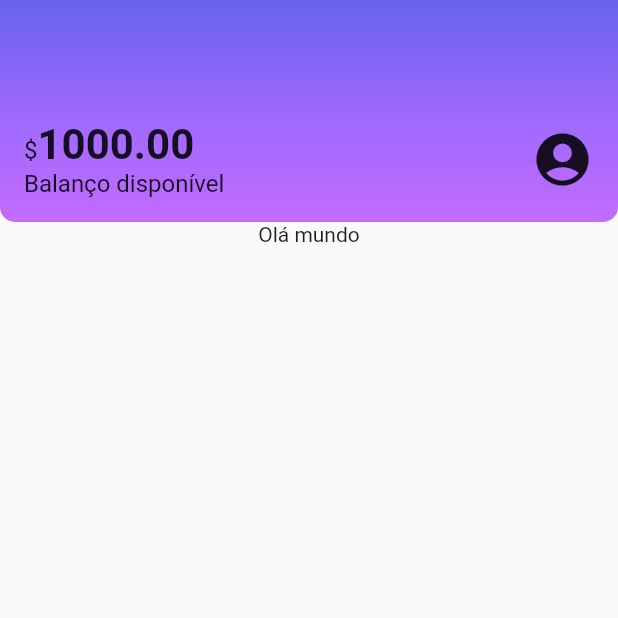
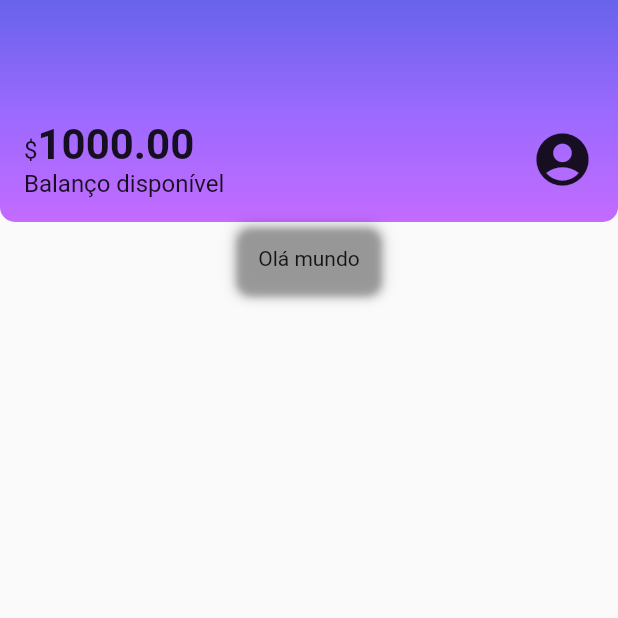
Before and after one commit to alura-cursos/curso_estilizacao, a Flutter app: the screen it shows after launch, on a phone screen of 412 x 824 dp, the top half of it. Run offline on Flutter 3.47's test engine with Material 2 defaults, Android fonts, the light colour scheme and no system bars.

Commit message:
vídeo 3.3

```diff
--- a/lib/components/box_card.dart
+++ b/lib/components/box_card.dart
@@ -7,6 +7,11 @@ const BoxCard({ Key? key, required this.boxContent }) : super(key: key);
   @override
   Widget build(BuildContext context){
     return Container(
+      padding: const EdgeInsets.all(16),
+      decoration: BoxDecoration(
+        boxShadow: kElevationToShadow[3],
+        borderRadius: BorderRadius.circular(10),
+      ),
       child: boxContent,
     );
   }
```
